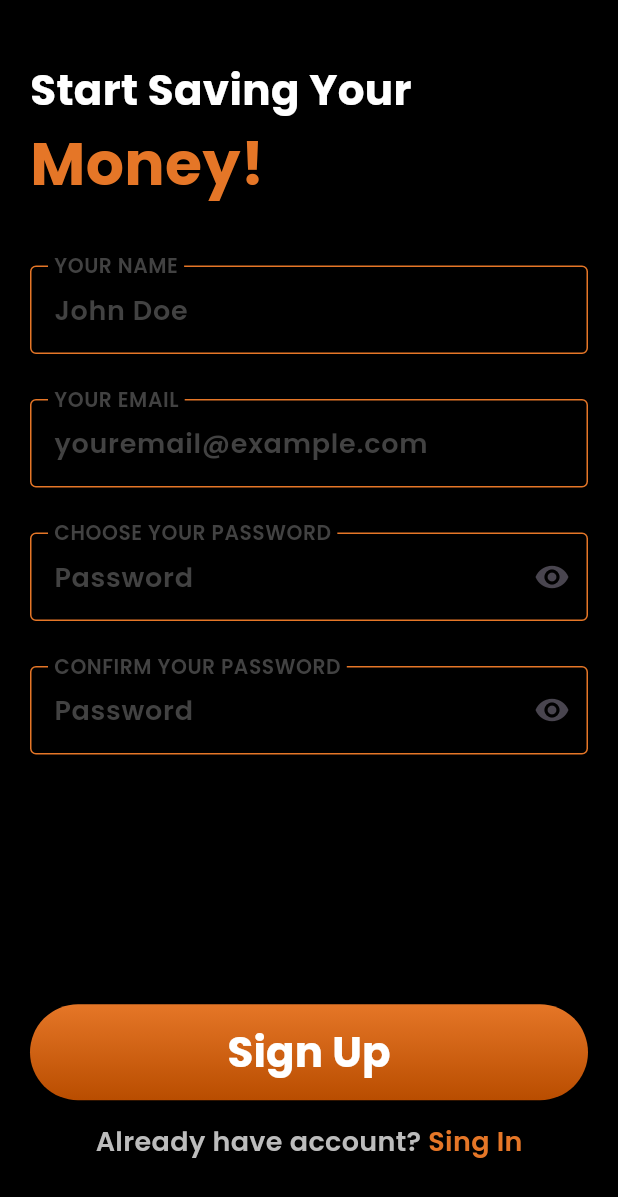
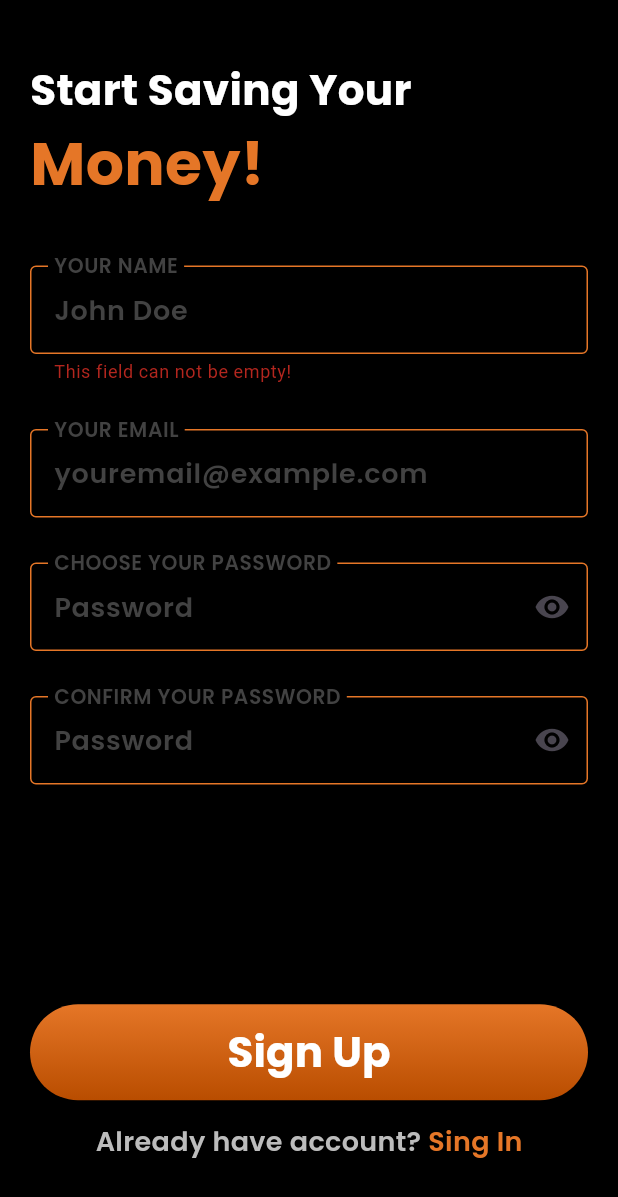
Before and after one commit to ppfuark/WorldSkils, a Flutter app: the screen it shows after launch, after a tap on "Sign Up", on a phone screen of 412 x 824 dp. Shown: the top 1197 px of the screen. Run offline on Flutter 3.47's test engine with Material 3 defaults, Android fonts, the phone set to English and light mode, and no system bars; our stand-ins replace sqflite; accounts and stored records are empty.

Commit message:
FlutterApps[feat]: Fuark Bank
Input Formater | Form | GlobalKey to acess a private class -> Form validator

```diff
--- /dev/null
+++ b/Flutter Apps/fuark_bank/lib/common/utils/uppercase_text_formater.dart
@@ -0,0 +1,14 @@
+import 'package:flutter/services.dart';
+
+class UppercaseTextFormater extends TextInputFormatter {
+  @override
+  TextEditingValue formatEditUpdate(
+    TextEditingValue oldValue,
+    TextEditingValue newValue,
+  ) {
+    return TextEditingValue(
+      text: newValue.text.toUpperCase(),
+      selection: newValue.selection,
+    );
+  }
+}
--- a/Flutter Apps/fuark_bank/lib/common/widgets/app_input.dart
+++ b/Flutter Apps/fuark_bank/lib/common/widgets/app_input.dart
@@ -1,4 +1,5 @@
 import 'package:flutter/material.dart';
+import 'package:flutter/services.dart';
 import 'package:fuark_bank/common/constants/app_colors.dart';
 import 'package:fuark_bank/common/constants/app_text_style.dart';
 
@@ -12,6 +13,8 @@ class AppInput extends StatefulWidget {
   final int? maxLength;
   final TextInputAction? textInputAction;
   final Widget? suffixIcon;
+  final List<TextInputFormatter>? inputFormatters;
+  final FormFieldValidator<String>? validator;
 
   const AppInput({
     super.key,
@@ -24,6 +27,8 @@ class AppInput extends StatefulWidget {
     this.textCapitalization,
     this.textEditingController,
     this.textInputAction,
+    this.inputFormatters,
+    this.validator
   });
 
   @override
@@ -38,6 +43,8 @@ class _AppInputState extends State<AppInput> {
   @override
   Widget build(BuildContext context) {
     return TextFormField(
+      validator: widget.validator,
+      inputFormatters: widget.inputFormatters,
       style: AppTextStyle.headline.copyWith(color: AppColors.white),
       obscureText: widget.obscureText ?? false,
       controller: widget.textEditingController,
--- a/Flutter Apps/fuark_bank/lib/common/widgets/app_password_input.dart
+++ b/Flutter Apps/fuark_bank/lib/common/widgets/app_password_input.dart
@@ -1,6 +1,8 @@
+// ignore_for_file: public_member_api_docs, sort_constructors_first
 import 'dart:developer';
 
 import 'package:flutter/material.dart';
+
 import 'package:fuark_bank/common/widgets/app_input.dart';
 
 class AppPasswordInput extends StatefulWidget {
@@ -11,16 +13,18 @@ class AppPasswordInput extends StatefulWidget {
   final TextInputType? keyboardType;
   final int? maxLength;
   final TextInputAction? textInputAction;
+  final FormFieldValidator<String>? validator;
 
   const AppPasswordInput({
     super.key,
+    required this.label,
     required this.placeholder,
-    required this.label,
+    this.textCapitalization,
+    this.textEditingController,
     this.keyboardType,
     this.maxLength,
-    this.textCapitalization,
-    this.textEditingController,
     this.textInputAction,
+    this.validator,
   });
 
   @override
@@ -33,6 +37,7 @@ class _AppPasswordInputState extends State<AppPasswordInput> {
   @override
   Widget build(BuildContext context) {
     return AppInput(
+      validator: widget.validator,
       obscureText: isHidden,
       textEditingController: widget.textEditingController,
       label: widget.label,
--- a/Flutter Apps/fuark_bank/lib/features/sign_up/sign_up_page.dart
+++ b/Flutter Apps/fuark_bank/lib/features/sign_up/sign_up_page.dart
@@ -1,13 +1,23 @@
+import 'dart:developer';
+
 import 'package:flutter/material.dart';
 import 'package:fuark_bank/common/constants/app_colors.dart';
 import 'package:fuark_bank/common/constants/app_text_style.dart';
+import 'package:fuark_bank/common/utils/uppercase_text_formater.dart';
 import 'package:fuark_bank/common/widgets/app_button.dart';
 import 'package:fuark_bank/common/widgets/app_input.dart';
 import 'package:fuark_bank/common/widgets/app_password_input.dart';
 import 'package:fuark_bank/features/splash/splash_page.dart';
 
-class SignUpPage extends StatelessWidget {
+class SignUpPage extends StatefulWidget {
   const SignUpPage({super.key});
+
+  @override
+  State<SignUpPage> createState() => _SignUpPageState();
+}
+
+class _SignUpPageState extends State<SignUpPage> {
+  final _formKey = GlobalKey<FormState>();
 
   @override
   Widget build(BuildContext context) {
@@ -55,11 +65,23 @@ class SignUpPage extends StatelessWidget {
                       ],
                     ),
                     SizedBox(height: 40),
-                    Column(
+                    Form(
+                      key: _formKey,
+                      child: Column(
                         spacing: 30,
                         mainAxisAlignment: MainAxisAlignment.spaceBetween,
                         children: [
-                        AppInput(label: "Your name", placeholder: "John Doe"),
+                          AppInput(
+                            label: "Your name",
+                            placeholder: "John Doe",
+                            inputFormatters: [UppercaseTextFormater()],
+                            validator: (value) {
+                              if (value != null && value.isEmpty) {
+                                return "This field can not be empty!";
+                              }
+                              return null;
+                            },
+                          ),
                           AppInput(
                             label: "Your email",
                             placeholder: "youremail@example.com",
@@ -74,6 +96,7 @@ class SignUpPage extends StatelessWidget {
                           ),
                         ],
                       ),
+                    ),
                   ],
                 ),
               ),
@@ -83,7 +106,13 @@ class SignUpPage extends StatelessWidget {
                     crossAxisAlignment: CrossAxisAlignment.center,
                     mainAxisAlignment: MainAxisAlignment.center,
                     children: [
-                      AppButton(onPressed: () {}, label: "Sign Up"),
+                      AppButton(
+                        onPressed: () {
+                          final valid = _formKey.currentState?.validate();
+                          log(valid.toString());
+                        },
+                        label: "Sign Up",
+                      ),
                       SizedBox(height: 15),
                       Row(
                         mainAxisAlignment: MainAxisAlignment.center,
```
Lines whose indentation alone changed are shown as unchanged.
